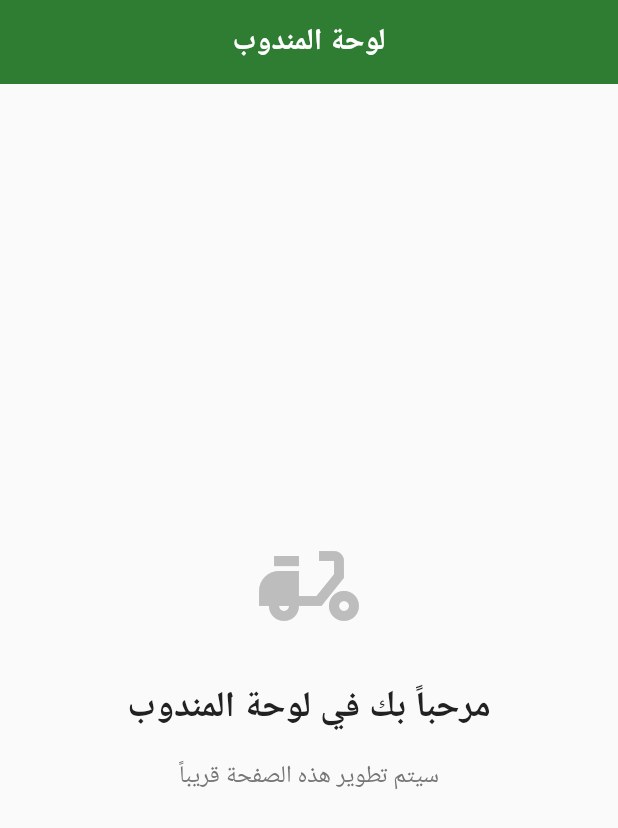
After one commit to ABDO-OS/Ersaldelevry, a Flutter app: the DeliveryScreen screen opened by its route, on a phone screen of 412 x 824 dp. The commit adds this screen. Shown: the top 828 px of the screen. Run offline on Flutter 3.47's test engine with Material 3 defaults, Android fonts, the phone set to English and light mode, and no system bars; our stand-ins replace equatable, flutter_bloc, form_field_validator, get_it, go_router, location and 1 more; accounts and stored records are empty.

Commit message:
delivery part

```diff
--- a/lib/core/routing/app_router.dart
+++ b/lib/core/routing/app_router.dart
@@ -1,4 +1,5 @@
 import 'package:flutter/material.dart';
+import 'package:flutter_bloc/flutter_bloc.dart';
 import 'package:go_router/go_router.dart';
 import '../../presentation/screens/onboarding/onboarding_screen.dart';
 import '../../presentation/screens/auth/sign_in_screen.dart';
@@ -12,6 +13,8 @@ import '../../presentation/screens/splash/splash_screen.dart';
 import '../../presentation/screens/main_navigation/main_navigation_screen.dart';
 import '../../presentation/screens/user_type_selection/user_type_selection_screen.dart';
 import '../../presentation/screens/delivery/product_delivery_screen.dart';
+import '../../presentation/screens/delivery/delivery_screen.dart';
+import '../../presentation/screens/delivery/cubit/delivery_cubit.dart';
 
 class AppRouter {
   static const String splash = '/';
@@ -25,6 +28,7 @@ class AppRouter {
   static const String profile = '/profile';
   static const String restaurantDetails = '/restaurant';
   static const String productDelivery = '/product-delivery';
+  static const String delivery = '/delivery';
 
   static final GoRouter router = GoRouter(
     initialLocation: splash,
@@ -93,6 +97,14 @@ class AppRouter {
         name: 'product-delivery',
         builder: (context, state) => const ProductDeliveryScreen(),
       ),
+      GoRoute(
+        path: delivery,
+        name: 'delivery',
+        builder: (context, state) => BlocProvider(
+          create: (context) => DeliveryCubit(),
+          child: const DeliveryScreen(),
+        ),
+      ),
     ],
     errorBuilder: (context, state) => Scaffold(
       body: Center(
--- /dev/null
+++ b/lib/presentation/screens/delivery/cubit/delivery_cubit.dart
@@ -0,0 +1,26 @@
+import 'package:flutter_bloc/flutter_bloc.dart';
+import 'package:equatable/equatable.dart';
+
+part 'delivery_state.dart';
+
+class DeliveryCubit extends Cubit<DeliveryState> {
+  DeliveryCubit() : super(DeliveryInitial());
+
+  void initializeDelivery() {
+    emit(DeliveryLoading());
+
+    // Simulate initialization
+    Future.delayed(const Duration(seconds: 1), () {
+      emit(DeliveryLoaded());
+    });
+  }
+
+  void refreshDelivery() {
+    emit(DeliveryLoading());
+
+    // Simulate refresh
+    Future.delayed(const Duration(seconds: 1), () {
+      emit(DeliveryLoaded());
+    });
+  }
+}
--- /dev/null
+++ b/lib/presentation/screens/delivery/cubit/delivery_state.dart
@@ -0,0 +1,23 @@
+part of 'delivery_cubit.dart';
+
+abstract class DeliveryState extends Equatable {
+  const DeliveryState();
+
+  @override
+  List<Object> get props => [];
+}
+
+class DeliveryInitial extends DeliveryState {}
+
+class DeliveryLoading extends DeliveryState {}
+
+class DeliveryLoaded extends DeliveryState {}
+
+class DeliveryError extends DeliveryState {
+  final String message;
+
+  const DeliveryError({required this.message});
+
+  @override
+  List<Object> get props => [message];
+}
--- /dev/null
+++ b/lib/presentation/screens/delivery/delivery_screen.dart
@@ -0,0 +1,123 @@
+import 'package:flutter/material.dart';
+import 'package:flutter_bloc/flutter_bloc.dart';
+import 'package:go_router/go_router.dart';
+import '../../../core/theme/app_theme.dart';
+import '../../../core/routing/app_router.dart';
+import 'cubit/delivery_cubit.dart';
+
+class DeliveryScreen extends StatefulWidget {
+  const DeliveryScreen({super.key});
+
+  @override
+  State<DeliveryScreen> createState() => _DeliveryScreenState();
+}
+
+class _DeliveryScreenState extends State<DeliveryScreen> {
+  @override
+  void initState() {
+    super.initState();
+    context.read<DeliveryCubit>().initializeDelivery();
+  }
+
+  @override
+  Widget build(BuildContext context) {
+    return Scaffold(
+      appBar: AppBar(
+        title: const Text(
+          'لوحة المندوب',
+          style: TextStyle(color: AppTheme.white),
+        ),
+        centerTitle: true,
+        backgroundColor: AppTheme.primaryGreen,
+        foregroundColor: AppTheme.white,
+        elevation: 0,
+      ),
+      body: BlocBuilder<DeliveryCubit, DeliveryState>(
+        builder: (context, state) {
+          if (state is DeliveryLoading) {
+            return const Center(
+              child: CircularProgressIndicator(
+                valueColor:
+                    AlwaysStoppedAnimation<Color>(AppTheme.primaryGreen),
+              ),
+            );
+          }
+
+          if (state is DeliveryError) {
+            return Center(
+              child: Column(
+                mainAxisAlignment: MainAxisAlignment.center,
+                children: [
+                  const Icon(
+                    Icons.error_outline,
+                    size: 80,
+                    color: AppTheme.errorRed,
+                  ),
+                  const SizedBox(height: 24),
+                  Text(
+                    'حدث خطأ',
+                    style: Theme.of(context).textTheme.headlineSmall?.copyWith(
+                          color: AppTheme.errorRed,
+                          fontWeight: FontWeight.bold,
+                        ),
+                  ),
+                  const SizedBox(height: 16),
+                  Text(
+                    state.message,
+                    style: Theme.of(context).textTheme.bodyMedium?.copyWith(
+                          color: AppTheme.textSecondary,
+                        ),
+                    textAlign: TextAlign.center,
+                  ),
+                  const SizedBox(height: 24),
+                  ElevatedButton(
+                    onPressed: () {
+                      context.read<DeliveryCubit>().refreshDelivery();
+                    },
+                    child: const Text('إعادة المحاولة'),
+                  ),
+                ],
+              ),
+            );
+          }
+          return Container(
+            width: double.infinity,
+            height: double.infinity,
+            color: AppTheme.grey50,
+            child: const Center(
+              child: Column(
+                mainAxisAlignment: MainAxisAlignment.center,
+                children: [
+                  const Icon(
+                    Icons.delivery_dining,
+                    size: 80,
+                    color: AppTheme.grey400,
+                  ),
+                  const SizedBox(height: 24),
+                  const Text(
+                    'مرحباً بك في لوحة المندوب',
+                    style: TextStyle(
+                      fontSize: 24,
+                      fontWeight: FontWeight.bold,
+                      color: AppTheme.textPrimary,
+                    ),
+                    textAlign: TextAlign.center,
+                  ),
+                  const SizedBox(height: 16),
+                  const Text(
+                    'سيتم تطوير هذه الصفحة قريباً',
+                    style: TextStyle(
+                      fontSize: 16,
+                      color: AppTheme.textSecondary,
+                    ),
+                    textAlign: TextAlign.center,
+                  ),
+                ],
+              ),
+            ),
+          );
+        },
+      ),
+    );
+  }
+}
--- a/lib/presentation/screens/user_type_selection/user_type_selection_screen.dart
+++ b/lib/presentation/screens/user_type_selection/user_type_selection_screen.dart
@@ -85,13 +85,15 @@ class _UserTypeSelectionScreenState extends State<UserTypeSelectionScreen>
   }
 
   void _proceedToAuth() {
-    // For development, العميل goes to onboarding
-    if (_selectedUserType == 2) {
-      // العميل
+    if (_selectedUserType == 0) {
+      // الأدارة - go to login
+      context.go(AppRouter.signIn);
+    } else if (_selectedUserType == 1) {
+      // المندوب - go to delivery screen
+      context.go(AppRouter.delivery);
+    } else {
+      // العميل - go to onboarding
       context.go(AppRouter.onboarding);
-    } else {
-      // الأدارة and المندوب go to login
-      context.go(AppRouter.signIn);
     }
   }
 
```
